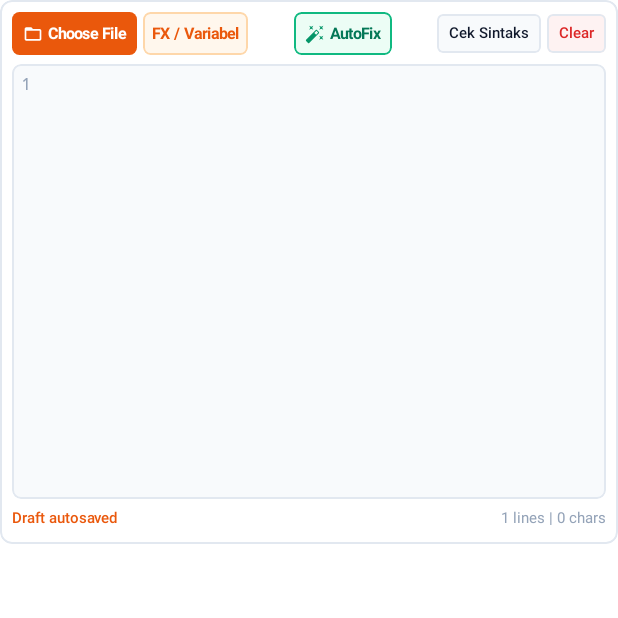
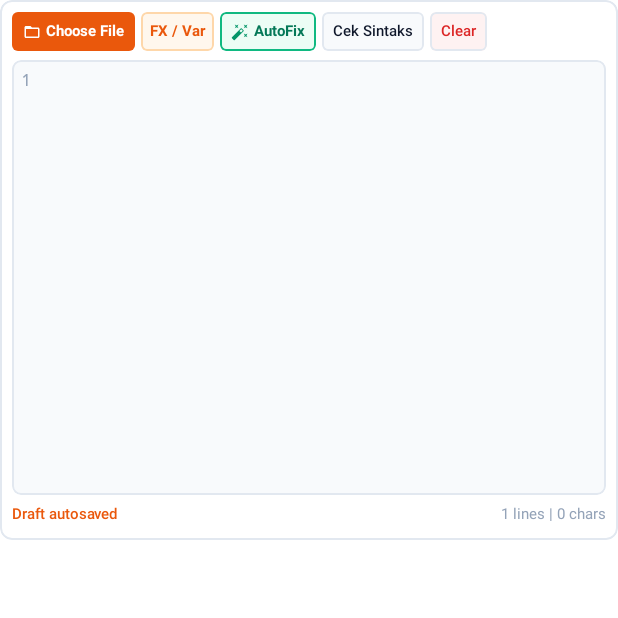
Before and after one commit to rezzboyy/raptech-dicebot-android, an Android app built with Jetpack Compose: the composable LuaEditor called with empty values, after a tap on "AutoFix", on a phone screen of 412 x 824 dp, the top half of it. Run offline under Robolectric (Android 15) with nearby library versions, the phone set to English and light mode, and no system bars; 12 statements that could not run were skipped.

Commit message:
fix(editor): compact toolbar badges, restore Clear button and supercharge AutoFix compiler-healing engine

```diff
--- a/app/src/main/java/com/raptech/dicebot/engine/LuaScriptAutoFixer.kt
+++ b/app/src/main/java/com/raptech/dicebot/engine/LuaScriptAutoFixer.kt
@@ -27,9 +27,14 @@ data class AutoFixResult(
 }
 
 /**
- * Intelligent AutoFix Engine for Raptech Dicebot LUA scripts.
- * Automatically analyzes and fixes syntax mistakes (JS/C typos, missing then/do,
- * unbalanced ends, missing dobet(), missing standard variables).
+ * High-Performance, Compiler-Guided AutoFix Engine for Raptech Dicebot LUA scripts.
+ * Capable of automatically diagnosing and healing:
+ * 1. Syntax typos (JS/C operators !=, &&, ||, !, ===, compound assignments, increment)
+ * 2. C/JS braces { ... } to LUA then/do/end blocks
+ * 3. Smart quotes and invisible zero-width unicode artifacts
+ * 4. Missing block closers (end) or excess ends
+ * 5. Stray syntax errors and broken tokens on specific error lines (iterative compiler healing)
+ * 6. Missing function dobet() wrapper and standard betting variables
  */
 object LuaScriptAutoFixer {
 
@@ -71,7 +76,31 @@ end
         // 2. Normalize line endings (CRLF -> LF)
         code = code.replace("\r\n", "\n").replace("\r", "\n")
 
-        // 3. Convert C-style comments before masking literals
+        // 3. Clean Unicode smart quotes and zero-width artifacts often pasted from web/chat
+        if (code.contains('“') || code.contains('”') || code.contains('‘') || code.contains('’')) {
+            code = code
+                .replace('“', '"')
+                .replace('”', '"')
+                .replace('‘', '\'')
+                .replace('’', '\'')
+            changes.add("Normalisasi tanda kutip cerdas (smart quotes) ke ASCII")
+        }
+        if (code.contains("\u200B") || code.contains("\uFEFF") || code.contains("\u00A0")) {
+            code = code
+                .replace("\u200B", "")
+                .replace("\uFEFF", "")
+                .replace("\u00A0", " ")
+            changes.add("Pembersihan karakter invisible zero-width")
+        }
+
+        // 4. Normalize JS keywords: let / const / var -> local
+        val jsVarPattern = Regex("\\b(let|const|var)\\s+")
+        if (jsVarPattern.containsMatchIn(code)) {
+            code = jsVarPattern.replace(code, "local ")
+            changes.add("Konversi keyword 'let/const/var' ke 'local'")
+        }
+
+        // 5. Convert C-style comments before masking literals
         // Multiline comment /* ... */ -> --[[ ... ]]
         val cMultiComment = Regex("/\\*([\\s\\S]*?)\\*/")
         if (cMultiComment.containsMatchIn(code)) {
@@ -86,7 +115,7 @@ end
             changes.add("Konversi komentar '//' ke '--'")
         }
 
-        // 4. Tokenize & Mask String Literals and Existing Lua Comments to prevent corruption
+        // 6. Tokenize & Mask String Literals and Existing Lua Comments to prevent corruption
         val literalPlaceholders = mutableListOf<String>()
         val literalPattern = Regex("(--\\[\\[[\\s\\S]*?\\]\\]|--[^\n]*|\"(?:[^\"\\\\]|\\\\.)*\"|'(?:[^'\\\\]|\\\\.)*'|\\[\\[[\\s\\S]*?\\]\\])")
 
@@ -96,7 +125,7 @@ end
             placeholder
         }
 
-        // 5. Replace C/JS Logical & Comparison Operators
+        // 7. Replace C/JS Logical & Comparison Operators
         // !== or != -> ~=
         if (maskedCode.contains("!==") || maskedCode.contains("!=")) {
             maskedCode = maskedCode.replace("!==", "~=").replace("!=", "~=")
@@ -128,7 +157,7 @@ end
             changes.add("Ganti operator '!' ke 'not '")
         }
 
-        // 6. Replace C/JS Literals & Keywords
+        // 8. Replace C/JS Literals & Keywords
         val boolTruePattern = Regex("\\bTrue\\b")
         if (boolTruePattern.containsMatchIn(maskedCode)) {
             maskedCode = boolTruePattern.replace(maskedCode, "true")
@@ -150,7 +179,7 @@ end
             changes.add("Ganti 'else if' ke 'elseif'")
         }
 
-        // 7. Compound Assignments & Increment/Decrement (x++, x--, x += y, etc.)
+        // 9. Compound Assignments & Increment/Decrement (x++, x--, x += y, etc.)
         val incPattern = Regex("([a-zA-Z0-9_.]+)\\s*\\+\\+")
         if (incPattern.containsMatchIn(maskedCode)) {
             maskedCode = incPattern.replace(maskedCode) { "${it.groupValues[1]} = ${it.groupValues[1]} + 1" }
@@ -177,7 +206,7 @@ end
             changes.add("Konversi '/=' ke 'x = x / y'")
         }
 
-        // 8. C-style Braces for Control Blocks ({ ... })
+        // 10. C-style Braces for Control Blocks ({ ... })
         // First convert "} else if" and "} else {" so that '}' is not mistakenly turned into 'end else'
         val closeElseIfBracePattern = Regex("\\}\\s*else\\s*if\\s*\\((.*?)\\)\\s*\\{")
         if (closeElseIfBracePattern.containsMatchIn(maskedCode)) {
@@ -241,14 +270,14 @@ end
             changes.add("Ganti '}' ke 'end'")
         }
 
-        // 9. Unmask Literals & Comments
+        // 11. Unmask Literals & Comments
         literalPlaceholders.forEachIndexed { index, literal ->
             maskedCode = maskedCode.replace("___RAPTECH_LITERAL_${index}___", literal)
         }
 
         code = maskedCode
 
-        // 10. Line-by-Line missing 'then' and 'do' check
+        // 12. Line-by-Line missing 'then' and 'do' check
         val lines = code.lines().toMutableList()
         var lineModified = false
         for (i in lines.indices) {
@@ -275,7 +304,7 @@ end
             code = lines.joinToString("\n")
         }
 
-        // 11. Balance Blocks & Fix Missing / Excess 'end'
+        // 13. Balance Blocks & Fix Missing / Excess 'end'
         val stripped = stripCommentsAndStrings(code)
         val openTokens = Regex("\\b(function|if|while|for)\\b").findAll(stripped).count()
         val totalClosers = Regex("\\bend\\b").findAll(stripped).count()
@@ -299,7 +328,7 @@ end
             }
         }
 
-        // 12. Check if 'function dobet()' exists
+        // 14. Check if 'function dobet()' exists
         val hasDobet = Regex("\\b(function\\s+dobet\\s*\\(|dobet\\s*=\\s*function)").containsMatchIn(code)
         if (!hasDobet) {
             val hasBettingLogic = Regex("\\b(win|nextbet|basebet|previousbet|chance|bethigh|balance|currentstreak)\\b").containsMatchIn(code)
@@ -335,7 +364,7 @@ end
             }
         }
 
-        // 13. Ensure Essential Variables Are Declared
+        // 15. Ensure Essential Variables Are Declared
         val strippedAfter = stripCommentsAndStrings(code)
         val hasBasebet = Regex("\\b(basebet|base)\\s*=").containsMatchIn(strippedAfter)
         val hasNextbet = Regex("\\bnextbet\\s*=").containsMatchIn(strippedAfter)
@@ -364,17 +393,93 @@ end
             code = prependLines.joinToString("\n") + "\n\n" + code
         }
 
-        // 14. Validate Syntax with LuaEngine
+        // 16. Compiler-Guided Iterative Error Healing Loop
         var validation = LuaEngine.validateSyntax(code)
+        var iteration = 0
+        val maxIterations = 8
 
-        // 15. If validation still failed with 'end' expected, try adding one more 'end'
-        if (!validation.isValid && validation.errorMessage?.contains("'end' expected") == true) {
-            val retryCode = code.trimEnd() + "\nend\n"
-            val retryValidation = LuaEngine.validateSyntax(retryCode)
-            if (retryValidation.isValid) {
-                code = retryCode
-                validation = retryValidation
-                changes.add("Melengkapi 'end' penutup pada akhir file")
+        while (!validation.isValid && iteration < maxIterations) {
+            iteration++
+            val errLine = validation.errorLine
+            val errMsg = validation.errorMessage ?: ""
+            val codeLines = code.lines().toMutableList()
+            var healed = false
+
+            if (errLine != null && errLine in 1..codeLines.size) {
+                val lineIdx = errLine - 1
+                val targetLine = codeLines[lineIdx]
+                val trimmedLine = targetLine.trim()
+
+                // Case 1: Missing 'end' expected near this line or EOF
+                if (errMsg.contains("'end' expected")) {
+                    codeLines.add(lineIdx + 1, "end")
+                    changes.add("Menambahkan 'end' penutup pada baris $errLine")
+                    healed = true
+                }
+                // Case 2: Excess 'end' reported
+                else if (errMsg.contains("unexpected symbol near 'end'") || (trimmedLine == "end" && errMsg.contains("unexpected symbol"))) {
+                    codeLines.removeAt(lineIdx)
+                    changes.add("Menghapus kelebihan 'end' pada baris $errLine")
+                    healed = true
+                }
+                // Case 3: Stray token / broken identifier (e.g. user typed 'ub', random typo, or stray text)
+                else if (trimmedLine.isNotEmpty() && !trimmedLine.startsWith("--")) {
+                    // Check if it's an isolated single word / symbol without assignment or call
+                    if (Regex("^[a-zA-Z0-9_.]+$").matches(trimmedLine)) {
+                        val knownFunctions = listOf("stop", "reset", "resetstats", "resetall", "start", "play", "pause", "resume", "ching", "alarm", "checkbalance")
+                        if (knownFunctions.contains(trimmedLine.lowercase())) {
+                            codeLines[lineIdx] = "${trimmedLine}()"
+                            changes.add("Memperbaiki pemanggilan fungsi '${trimmedLine}()' pada baris $errLine")
+                        } else {
+                            // Stray identifier like "ub" -> comment it out so compiler succeeds
+                            codeLines[lineIdx] = "-- [AutoFix dinonaktifkan: bukan perintah LUA valid] $targetLine"
+                            changes.add("Menonaktifkan baris error '$trimmedLine' pada baris $errLine")
+                        }
+                        healed = true
+                    }
+                    // Case 4: Incomplete assignment (e.g. "nextbet =" or "chance =")
+                    else if (Regex("^[a-zA-Z0-9_.]+\\s*=$").matches(trimmedLine)) {
+                        val varName = trimmedLine.substringBefore("=").trim()
+                        val defaultValue = when (varName.lowercase()) {
+                            "nextbet", "previousbet" -> "basebet"
+                            "basebet", "base" -> "0.0001"
+                            "chance" -> "49.5"
+                            "bethigh", "high" -> "true"
+                            else -> "0"
+                        }
+                        codeLines[lineIdx] = "$targetLine $defaultValue"
+                        changes.add("Melengkapi nilai variabel '$varName = $defaultValue' pada baris $errLine")
+                        healed = true
+                    }
+                    // Case 5: Missing 'then' or 'do' on the line where compiler expected it
+                    else if (errMsg.contains("'then' expected") && !trimmedLine.contains("then")) {
+                        codeLines[lineIdx] = "$targetLine then"
+                        changes.add("Menambahkan 'then' pada baris $errLine")
+                        healed = true
+                    } else if (errMsg.contains("'do' expected") && !trimmedLine.contains("do")) {
+                        codeLines[lineIdx] = "$targetLine do"
+                        changes.add("Menambahkan 'do' pada baris $errLine")
+                        healed = true
+                    }
+                    // Case 6: General unparseable syntax error on this line -> safely comment out
+                    else if (errMsg.contains("syntax error") || errMsg.contains("unexpected symbol")) {
+                        codeLines[lineIdx] = "-- [AutoFix dinonaktifkan: error sintaks] $targetLine"
+                        changes.add("Menonaktifkan baris error '$trimmedLine' pada baris $errLine")
+                        healed = true
+                    }
+                }
+            } else if (errMsg.contains("'end' expected")) {
+                // EOF missing end
+                codeLines.add("end")
+                changes.add("Melengkapi 'end' penutup pada akhir skrip")
+                healed = true
+            }
+
+            if (healed) {
+                code = codeLines.joinToString("\n")
+                validation = LuaEngine.validateSyntax(code)
+            } else {
+                break
             }
         }
 
--- a/app/src/main/java/com/raptech/dicebot/ui/components/LuaEditor.kt
+++ b/app/src/main/java/com/raptech/dicebot/ui/components/LuaEditor.kt
@@ -92,24 +92,21 @@ fun LuaEditor(
             .border(1.dp, RaptechColors.BorderSubtle, RoundedCornerShape(8.dp))
             .padding(8.dp)
     ) {
-        // Row 1: Choose File & FX on Left, AutoFix in Center, Check & Clear on Right
+        // Row 1: Compact Toolbar (All 5 buttons guaranteed to fit and never squish)
         Row(
-            modifier = Modifier.fillMaxWidth(),
-            horizontalArrangement = Arrangement.SpaceBetween,
+            modifier = Modifier
+                .fillMaxWidth()
+                .horizontalScroll(rememberScrollState()),
+            horizontalArrangement = Arrangement.spacedBy(4.dp),
             verticalAlignment = Alignment.CenterVertically
         ) {
-            // Left: Choose File & FX / Variabel
-            Row(
-                verticalAlignment = Alignment.CenterVertically,
-                horizontalArrangement = Arrangement.spacedBy(4.dp)
-            ) {
-                // Choose File Button
+            // 1. Choose File Button
             Box(
                 modifier = Modifier
-                        .clip(RoundedCornerShape(5.dp))
+                    .clip(RoundedCornerShape(4.dp))
                     .background(RaptechColors.OrangePrimary)
                     .clickable { filePickerLauncher.launch(arrayOf("*/*")) }
-                        .padding(horizontal = 7.dp, vertical = 5.dp),
+                    .padding(horizontal = 7.dp, vertical = 4.dp),
                 contentAlignment = Alignment.Center
             ) {
                 Row(
@@ -120,42 +117,41 @@ fun LuaEditor(
                         imageVector = Icons.Default.FolderOpen,
                         contentDescription = "Choose File",
                         tint = Color.White,
-                            modifier = Modifier.size(13.dp)
+                        modifier = Modifier.size(12.dp)
                     )
                     Text(
                         text = "Choose File",
-                            fontSize = 10.5.sp,
+                        fontSize = 10.sp,
                         fontWeight = FontWeight.Bold,
                         color = Color.White
                     )
                 }
             }
 
-                // Dedicated Function & Variable Reference Menu Button
+            // 2. Dedicated FX / Variabel Reference Menu Button
             Box(
                 modifier = Modifier
-                        .clip(RoundedCornerShape(5.dp))
+                    .clip(RoundedCornerShape(4.dp))
                     .background(RaptechColors.OrangeSoft)
-                        .border(1.dp, RaptechColors.OrangeBorder, RoundedCornerShape(5.dp))
+                    .border(1.dp, RaptechColors.OrangeBorder, RoundedCornerShape(4.dp))
                     .clickable { showVariablesDialog = true }
-                        .padding(horizontal = 6.dp, vertical = 5.dp),
+                    .padding(horizontal = 6.dp, vertical = 4.dp),
                 contentAlignment = Alignment.Center
             ) {
                 Text(
-                        text = "FX / Variabel",
-                        fontSize = 10.5.sp,
+                    text = "FX / Var",
+                    fontSize = 10.sp,
                     fontWeight = FontWeight.Bold,
                     color = RaptechColors.OrangePrimary
                 )
             }
-            }
 
-            // Center: AutoFix Button
+            // 3. AutoFix Button (Compact Emerald Accent)
             Box(
                 modifier = Modifier
-                    .clip(RoundedCornerShape(5.dp))
+                    .clip(RoundedCornerShape(4.dp))
                     .background(Color(0xFFECFDF5))
-                    .border(1.dp, Color(0xFF10B981), RoundedCornerShape(5.dp))
+                    .border(1.dp, Color(0xFF10B981), RoundedCornerShape(4.dp))
                     .clickable {
                         val fixRes = LuaScriptAutoFixer.fix(script)
                         if (fixRes.fixedScript != script) {
@@ -163,7 +159,7 @@ fun LuaEditor(
                         }
                         draftStatus = fixRes.summaryMessage
                     }
-                    .padding(horizontal = 7.dp, vertical = 5.dp),
+                    .padding(horizontal = 7.dp, vertical = 4.dp),
                 contentAlignment = Alignment.Center
             ) {
                 Row(
@@ -174,30 +170,27 @@ fun LuaEditor(
                         imageVector = Icons.Default.AutoFixHigh,
                         contentDescription = "AutoFix",
                         tint = Color(0xFF059669),
-                        modifier = Modifier.size(13.dp)
+                        modifier = Modifier.size(12.dp)
                     )
                     Text(
                         text = "AutoFix",
-                        fontSize = 10.5.sp,
+                        fontSize = 10.sp,
                         fontWeight = FontWeight.Bold,
                         color = Color(0xFF047857)
                     )
                 }
             }
 
-            // Right: Quick Actions Check & Clear
-            Row(
-                verticalAlignment = Alignment.CenterVertically,
-                horizontalArrangement = Arrangement.spacedBy(4.dp)
-            ) {
+            // 4. Quick Action: Cek Sintaks
             EditorActionButton("Cek Sintaks", RaptechColors.SurfaceLight, RaptechColors.TextPrimary) {
                 val res = LuaEngine.validateSyntax(script)
                 draftStatus = if (res.isValid) "Sintaks LUA Valid ✓" else "Error baris ${res.errorLine ?: "?"}: ${res.errorMessage}"
             }
+
+            // 5. Quick Action: Clear
             EditorActionButton("Clear", RaptechColors.LossBackground, RaptechColors.LossDanger) {
                 onScriptChange("")
                 draftStatus = "Editor dikosongkan"
-                }
             }
         }
 
@@ -328,7 +321,7 @@ private fun EditorActionButton(
             .background(bgColor)
             .border(1.dp, RaptechColors.BorderSubtle, RoundedCornerShape(4.dp))
             .clickable { onClick() }
-            .padding(horizontal = 8.dp, vertical = 4.dp)
+            .padding(horizontal = 7.dp, vertical = 4.dp)
     ) {
         Text(text = text, fontSize = 10.sp, color = textColor, fontFamily = FontFamily.SansSerif, fontWeight = FontWeight.Medium)
     }
```
Also changed, not shown: 1 other file. Lines whose indentation alone changed are shown as unchanged.
